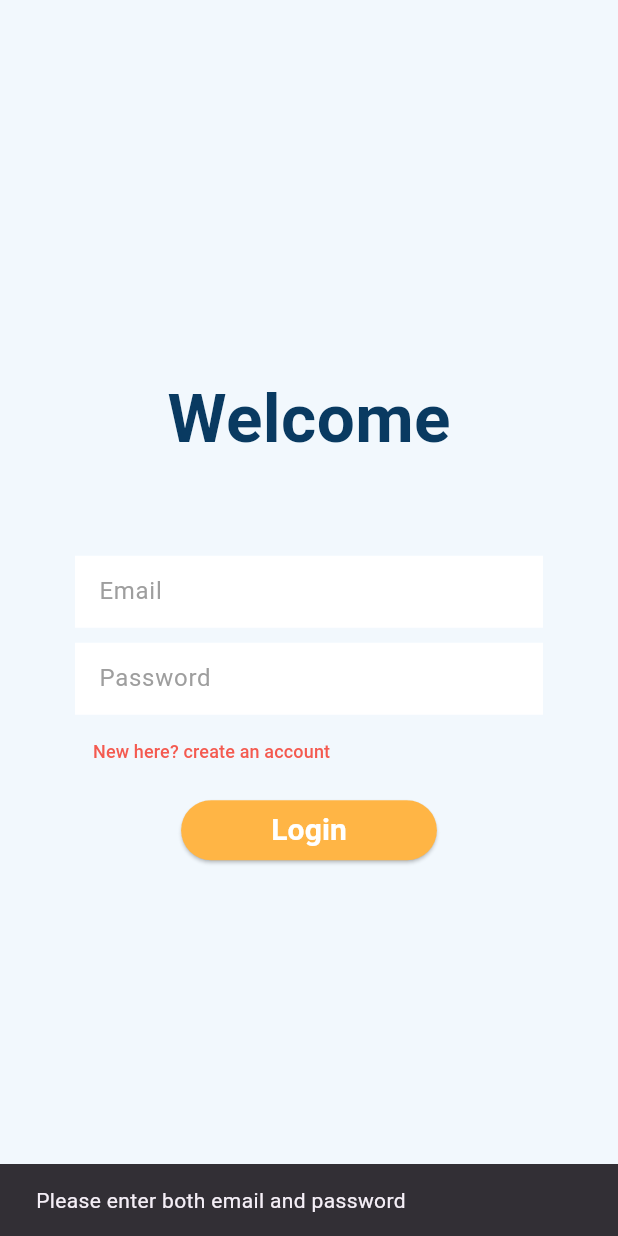
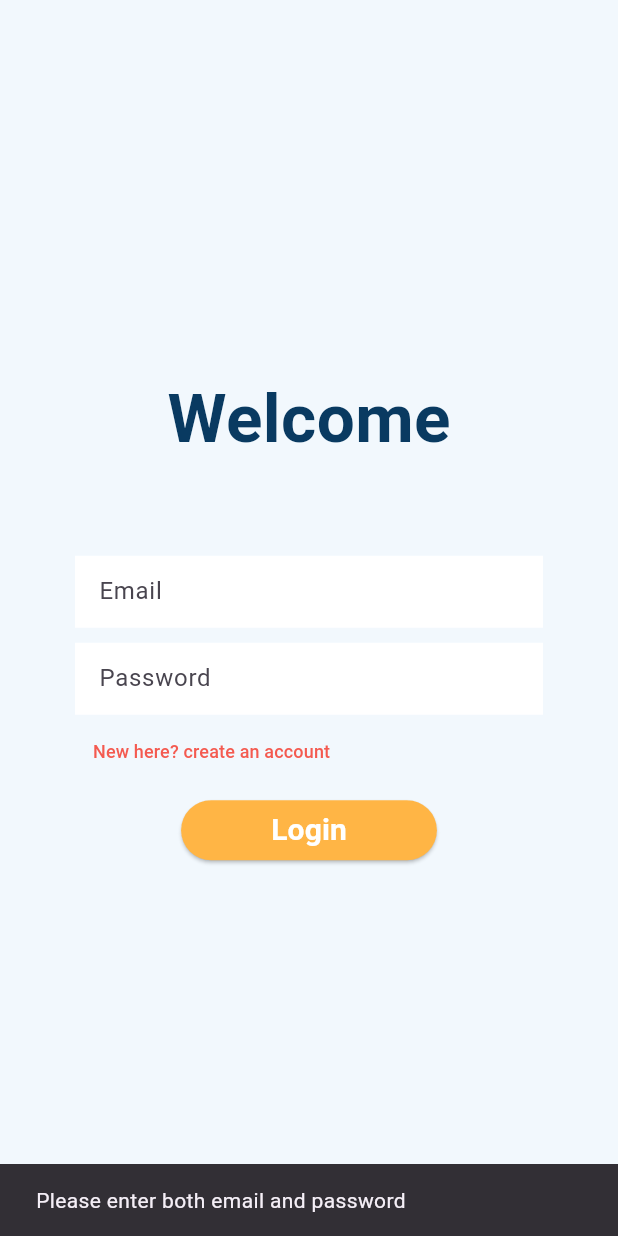
Before and after one commit to LabibaMohammed/homez, a Flutter app: the screen it shows after launch, after a tap on "Login", on a phone screen of 412 x 824 dp. Run offline on Flutter 3.47's test engine with Material 3 defaults, Android fonts, the phone set to English and light mode, and no system bars; our stand-ins replace firebase_core, shared_preferences; accounts and stored records are empty.

Commit message:
Added Firebase + updated login with SharedPreferences

```diff
--- a/lib/Login.dart
+++ b/lib/Login.dart
@@ -1,6 +1,7 @@
 import 'package:flutter/material.dart';
 import 'package:homez/indexpage.dart';
 import 'package:homez/sign_up.dart';
+import 'package:shared_preferences/shared_preferences.dart';
 
 class Login extends StatefulWidget {
   const Login({super.key});
@@ -13,7 +14,23 @@ class _LoginState extends State<Login> {
   final TextEditingController emailController = TextEditingController();
   final TextEditingController passwordController = TextEditingController();
 
-  void handleLogin() {
+  @override
+  void initState() {
+    super.initState();
+    loadSavedEmail(); // تحميل الإيميل المحفوظ
+  }
+
+  // تحميل البيانات المحفوظة
+  Future<void> loadSavedEmail() async {
+    final prefs = await SharedPreferences.getInstance();
+    String? savedEmail = prefs.getString('email');
+
+    if (savedEmail != null) {
+      emailController.text = savedEmail;
+    }
+  }
+
+  void handleLogin() async {
     final email = emailController.text.trim();
     final password = passwordController.text;
 
@@ -33,6 +50,11 @@ class _LoginState extends State<Login> {
         SnackBar(content: Text('Password must contain letters and numbers')),
       );
     } else {
+      // ✅ حفظ البيانات في SharedPreferences
+      final prefs = await SharedPreferences.getInstance();
+      await prefs.setBool('isLoggedIn', true);
+      await prefs.setString('email', email);
+
       Navigator.push(
         context,
         MaterialPageRoute(builder: (context) => Indexpage()),
@@ -48,8 +70,9 @@ class _LoginState extends State<Login> {
         child: Center(
           child: Padding(
             padding: const EdgeInsets.all(50.0),
-            child:
-                Column(mainAxisAlignment: MainAxisAlignment.center, children: [
+            child: Column(
+              mainAxisAlignment: MainAxisAlignment.center,
+              children: [
                 Text(
                   'Welcome',
                   style: TextStyle(
@@ -59,67 +82,52 @@ class _LoginState extends State<Login> {
                   ),
                 ),
                 SizedBox(height: 60),
-              TextSelectionTheme(
-                data: TextSelectionThemeData(
-                  cursorColor: const Color(0xFF093A61),
-                  selectionHandleColor: const Color(0xFF093A61),
-                ),
-                child: TextField(
+                TextField(
                   controller: emailController,
                   keyboardType: TextInputType.emailAddress,
                   decoration: InputDecoration(
-                    hintText: 'Email',
-                    hintStyle: TextStyle(color: Colors.grey),
-                    enabledBorder: InputBorder.none,
-                    focusedBorder: InputBorder.none,
+                    hintText: "Email",
                     fillColor: Colors.white,
                     filled: true,
-                  ),
+                    border: InputBorder.none,
                   ),
                 ),
                 SizedBox(height: 10),
-              TextSelectionTheme(
-                data: TextSelectionThemeData(
-                  cursorColor: const Color(0xFF093A61),
-                  selectionHandleColor: const Color(0xFF093A61),
-                ),
-                child: TextField(
+                TextField(
                   controller: passwordController,
                   obscureText: true,
                   decoration: InputDecoration(
-                    hintText: 'Password',
-                    hintStyle: TextStyle(color: Colors.grey),
-                    enabledBorder: InputBorder.none,
-                    focusedBorder: InputBorder.none,
+                    hintText: "Password",
                     fillColor: Colors.white,
                     filled: true,
+                    border: InputBorder.none,
                   ),
                 ),
-              ),
-
                 Padding(
                   padding: const EdgeInsets.only(right: 130),
                   child: ElevatedButton(
                     style: ElevatedButton.styleFrom(
                       backgroundColor: Colors.transparent,
-                        foregroundColor: const Color(0x00757171),
                       shadowColor: Colors.transparent,
                       elevation: 0,
-                        padding: EdgeInsets.all(0)),
+                      padding: EdgeInsets.zero,
+                    ),
                     onPressed: () {
                       Navigator.push(
-                        context,MaterialPageRoute(builder: (context) => Signup()),
+                        context,
+                        MaterialPageRoute(builder: (context) => Signup()),
                       );
                     },
                     child: Text(
                       'New here? create an account',
                       style: TextStyle(
-                          color: const Color(0xDEF44336), fontSize: 12),
-                    )),
+                        color: Color(0xDEF44336),
+                        fontSize: 12,
                       ),
-              SizedBox(
-                height: 5,
                     ),
+                  ),
+                ),
+                SizedBox(height: 5),
                 ElevatedButton(
                   style: ElevatedButton.styleFrom(
                     backgroundColor: const Color(0xFFFFB545),
@@ -135,7 +143,8 @@ class _LoginState extends State<Login> {
                     ),
                   ),
                 ),
-            ]),
+              ],
+            ),
           ),
         ),
       ),
--- a/lib/home.dart
+++ b/lib/home.dart
@@ -220,7 +220,7 @@ class Home extends StatelessWidget {
               mainAxisAlignment: MainAxisAlignment.center,
               children: [
                 Text(
-                  '$service',
+                  service,
                   style: TextStyle(
                     color: const Color(0xFF093A61),
                     fontSize: 18,
--- a/lib/main.dart
+++ b/lib/main.dart
@@ -1,18 +1,26 @@
 import 'package:flutter/material.dart';
+import 'package:firebase_core/firebase_core.dart';
+import 'firebase_options.dart';
 import 'package:homez/Login.dart';
 
-void main() {
-  runApp(const MyApp());
+void main() async {
+  WidgetsFlutterBinding.ensureInitialized();
+
+  await Firebase.initializeApp(
+    options: DefaultFirebaseOptions.currentPlatform,
+  );
+
+  runApp( MyApp());
 }
 
 class MyApp extends StatelessWidget {
-  const MyApp({super.key});
-
+  MyApp({super.key});
 
   @override
   Widget build(BuildContext context) {
-    return MaterialApp(
+    return const MaterialApp(
       debugShowCheckedModeBanner: false,
-      home:Login(),
-
-    );}}
+      home: Login(),
+    );
+  }
+}
--- a/lib/sign_up.dart
+++ b/lib/sign_up.dart
@@ -1,5 +1,6 @@
 import 'package:flutter/material.dart';
 import 'package:homez/indexpage.dart';
+import 'package:shared_preferences/shared_preferences.dart'; // إضافة SharedPreferences
 
 class Signup extends StatefulWidget {
   const Signup({super.key});
@@ -12,7 +13,7 @@ class _SignupState extends State<Signup> {
   final TextEditingController emailController = TextEditingController();
   final TextEditingController passwordController = TextEditingController();
 
-  void handleSignup() {
+  void handleSignup() async {
     final email = emailController.text.trim();
     final password = passwordController.text;
 
@@ -32,6 +33,11 @@ class _SignupState extends State<Signup> {
         SnackBar(content: Text('Password must contain letters and numbers')),
       );
     } else {
+      // حفظ الإيميل فقط
+      final prefs = await SharedPreferences.getInstance();
+      await prefs.setBool('isLoggedIn', true);
+      await prefs.setString('email', email);
+
       Navigator.pushReplacement(
         context,
         MaterialPageRoute(builder: (context) => Indexpage()),
--- a/pubspec.yaml
+++ b/pubspec.yaml
@@ -34,6 +34,10 @@ dependencies:
   # The following adds the Cupertino Icons font to your application.
   # Use with the CupertinoIcons class for iOS style icons.
   cupertino_icons: ^1.0.8
+  shared_preferences: ^2.5.4
+  firebase_core: ^4.4.0
+  cloud_firestore: ^6.1.2
+  firebase_auth: ^6.1.4
 
 dev_dependencies:
   flutter_test:
```
Also changed, not shown: firebase.json (added), lib/firebase_options.dart (added), pubspec.lock, 7 other files. Lines whose indentation alone changed are shown as unchanged.
